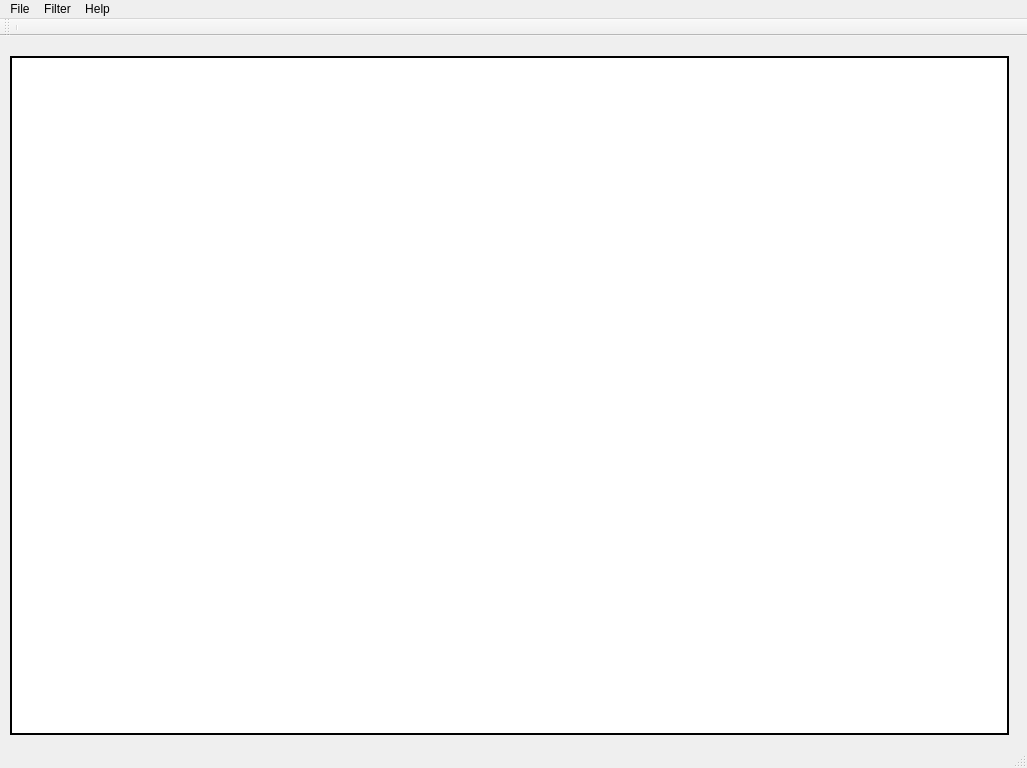
The window that mainwindow.ui (vikram-ma/Shredder) describes before a commit, drawn with Qt 5.
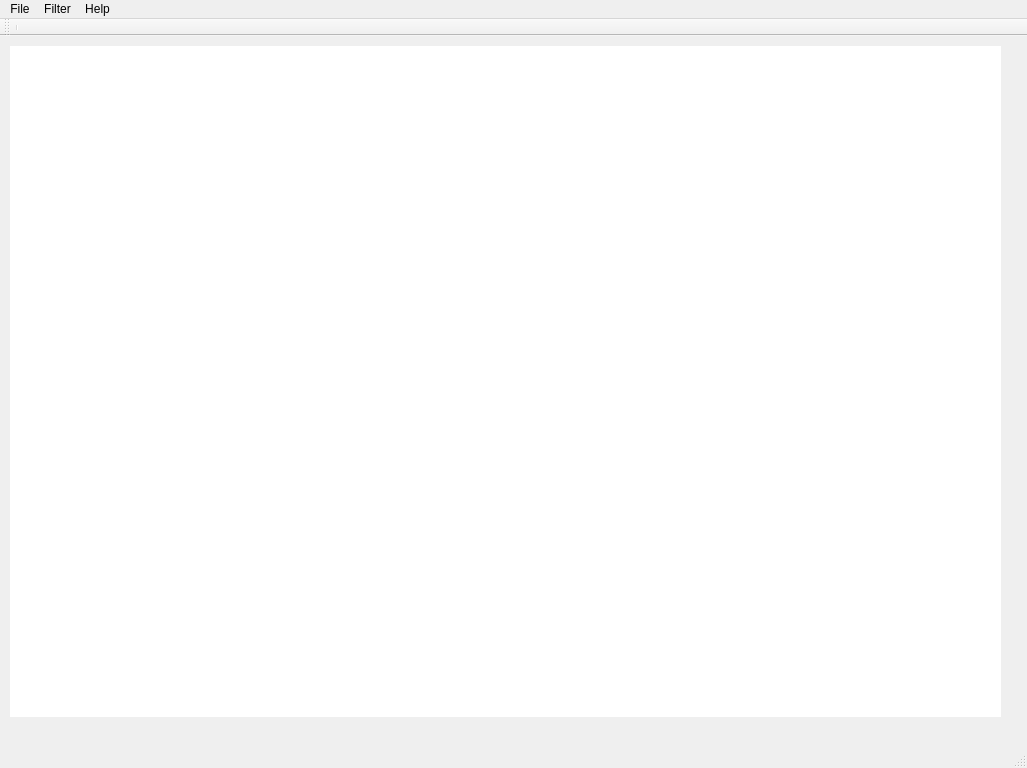
The same window after the commit.

Commit message: playing with lable layout parameters

Diff of the .ui file:
```diff
--- a/mainwindow.ui
+++ b/mainwindow.ui
@@ -24,44 +24,32 @@
     <property name="geometry">
      <rect>
       <x>10</x>
-      <y>20</y>
-      <width>999</width>
-      <height>679</height>
+      <y>10</y>
+      <width>991</width>
+      <height>671</height>
      </rect>
     </property>
     <property name="sizePolicy">
-     <sizepolicy hsizetype="Ignored" vsizetype="Ignored">
+     <sizepolicy hsizetype="Preferred" vsizetype="Preferred">
       <horstretch>0</horstretch>
       <verstretch>0</verstretch>
      </sizepolicy>
     </property>
-    <property name="autoFillBackground">
-     <bool>false</bool>
+    <property name="sizeIncrement">
+     <size>
+      <width>1</width>
+      <height>1</height>
+     </size>
     </property>
     <property name="styleSheet">
      <string notr="true">QLabel {background-color : white; }</string>
     </property>
-    <property name="frameShape">
-     <enum>QFrame::WinPanel</enum>
-    </property>
-    <property name="frameShadow">
-     <enum>QFrame::Plain</enum>
-    </property>
-    <property name="lineWidth">
-     <number>5</number>
-    </property>
-    <property name="text">
-     <string/>
-    </property>
     <property name="scaledContents">
      <bool>true</bool>
     </property>
     <property name="alignment">
      <set>Qt::AlignCenter</set>
     </property>
-    <property name="margin">
-     <number>0</number>
-    </property>
    </widget>
   </widget>
   <widget class="QMenuBar" name="menuBar">
```
